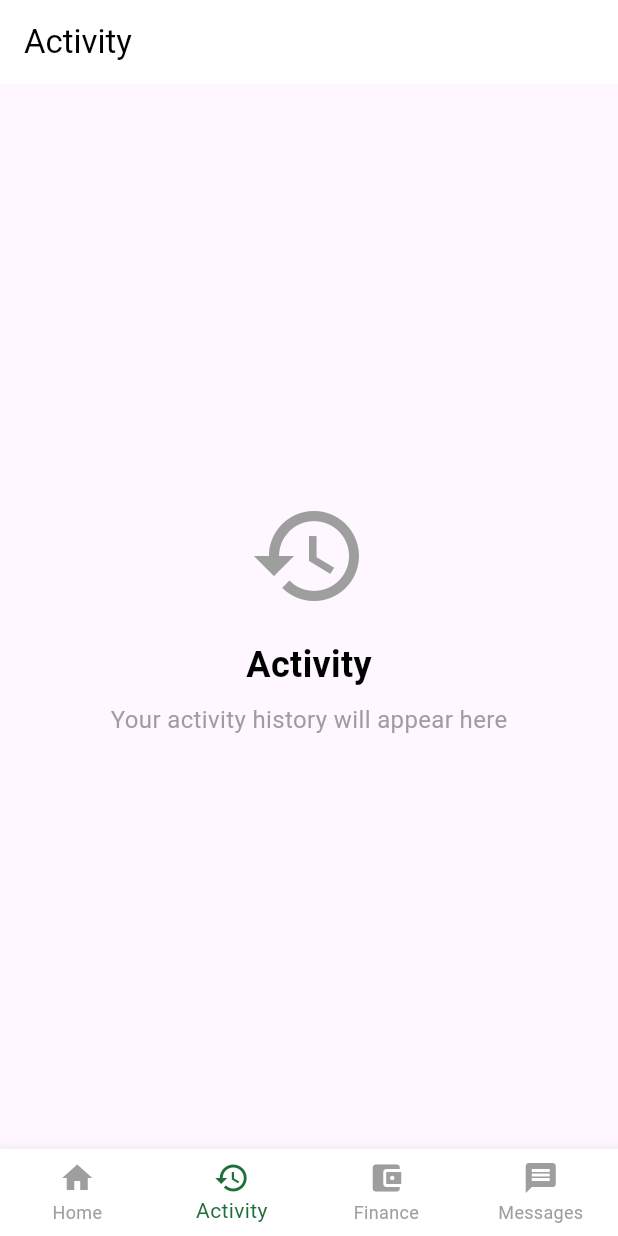
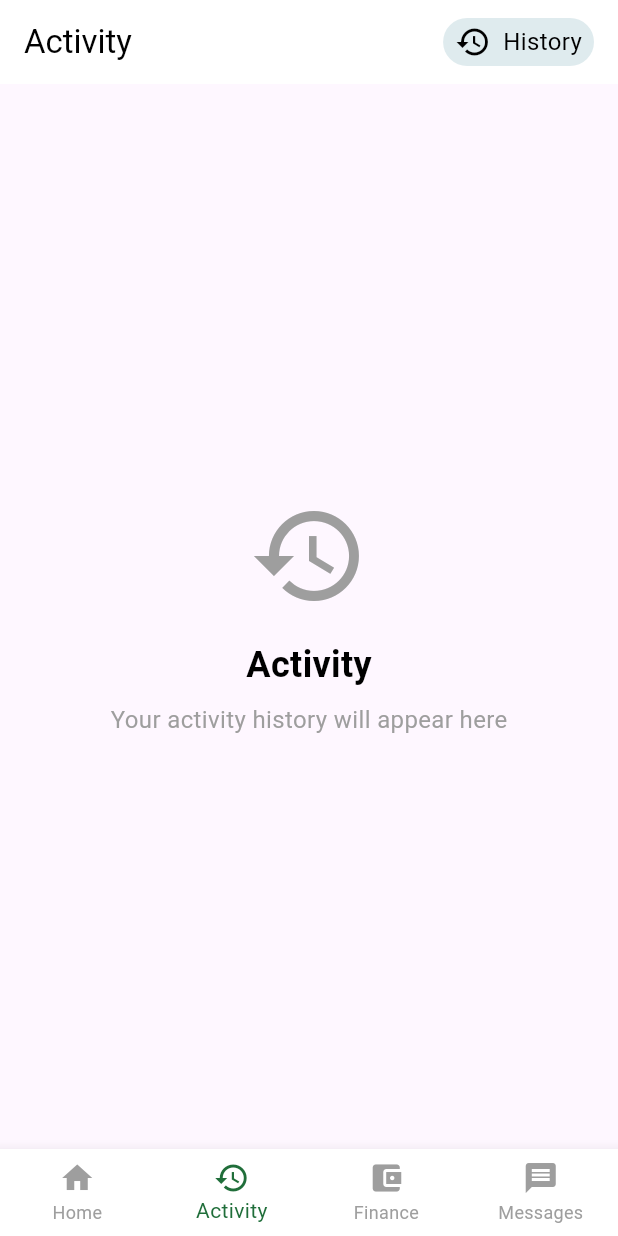
Before and after one commit to faizulramir/ambik-bayau, a Flutter app: the screen it shows after launch, item 2 of the bottom bar chosen, on a phone screen of 412 x 824 dp. Run offline on Flutter 3.47's test engine with Material 3 defaults, Android fonts, the phone set to English and light mode, and no system bars.

Commit message:
feat(activity_screen): add history button to app bar
Add a styled history button to the app bar for better navigation. The button includes an icon and text label with appropriate styling to match the app's design.

```diff
--- a/lib/screens/activity_screen.dart
+++ b/lib/screens/activity_screen.dart
@@ -11,16 +11,38 @@ class ActivityScreen extends StatelessWidget {
         backgroundColor: Colors.white,
         foregroundColor: Colors.black,
         elevation: 0,
+        actions: [
+          Padding(
+            padding: const EdgeInsets.only(right: 16),
+            child: Row(
+              children: [
+                Container(
+                  padding: const EdgeInsets.symmetric(
+                    horizontal: 8,
+                    vertical: 4,
+                  ),
+                  decoration: BoxDecoration(
+                    color: Color.fromARGB(255, 223, 235, 238),
+                    borderRadius: BorderRadius.circular(25),
+                  ),
+                  child: Row(
+                    children: [
+                      Icon(Icons.history, size: 24),
+                      SizedBox(width: 8.0),
+                      Text('History', style: TextStyle(fontSize: 16)),
+                    ],
+                  ),
+                ),
+              ],
+            ),
+          ),
+        ],
       ),
       body: const Center(
         child: Column(
           mainAxisAlignment: MainAxisAlignment.center,
           children: [
-            Icon(
-              Icons.history,
-              size: 80,
-              color: Colors.grey,
-            ),
+            Icon(Icons.history, size: 80, color: Colors.grey),
             SizedBox(height: 16),
             Text(
               'Activity',
@@ -33,10 +55,7 @@ class ActivityScreen extends StatelessWidget {
             SizedBox(height: 8),
             Text(
               'Your activity history will appear here',
-              style: TextStyle(
-                fontSize: 16,
-                color: Colors.grey,
-              ),
+              style: TextStyle(fontSize: 16, color: Colors.grey),
             ),
           ],
         ),
```
